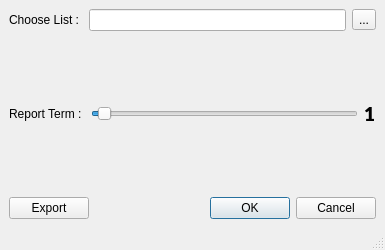
Before: the Qt Designer form route_planner.ui in muzafferbulut/route-planner, drawn with Qt 5.
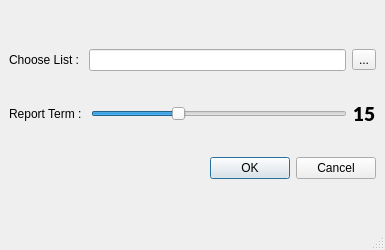
After: the same form once the commit is applied.

Commit message: yeniden düzenleme

Patch:
```diff
--- a/route_planner.ui
+++ b/route_planner.ui
@@ -28,6 +28,32 @@
   <widget class="QWidget" name="centralwidget">
    <layout class="QGridLayout" name="gridLayout">
     <item row="1" column="0">
+     <spacer name="horizontalSpacer">
+      <property name="orientation">
+       <enum>Qt::Horizontal</enum>
+      </property>
+      <property name="sizeHint" stdset="0">
+       <size>
+        <width>40</width>
+        <height>20</height>
+       </size>
+      </property>
+     </spacer>
+    </item>
+    <item row="5" column="0">
+     <spacer name="horizontalSpacer_2">
+      <property name="orientation">
+       <enum>Qt::Horizontal</enum>
+      </property>
+      <property name="sizeHint" stdset="0">
+       <size>
+        <width>40</width>
+        <height>20</height>
+       </size>
+      </property>
+     </spacer>
+    </item>
+    <item row="2" column="0">
      <layout class="QHBoxLayout" name="horizontalLayout">
       <item>
        <widget class="QLabel" name="label">
@@ -51,18 +77,8 @@
       </item>
      </layout>
     </item>
-    <item row="3" column="0">
+    <item row="4" column="0">
      <layout class="QHBoxLayout" name="horizontalLayout_3">
-      <item>
-       <widget class="QPushButton" name="exportButton">
-        <property name="cursor">
-         <cursorShape>PointingHandCursor</cursorShape>
-        </property>
-        <property name="text">
-         <string>Export</string>
-        </property>
-       </widget>
-      </item>
       <item>
        <widget class="QDialogButtonBox" name="getReportButton">
         <property name="cursor">
@@ -75,7 +91,20 @@
       </item>
      </layout>
     </item>
-    <item row="2" column="0">
+    <item row="0" column="0">
+     <spacer name="horizontalSpacer_3">
+      <property name="orientation">
+       <enum>Qt::Horizontal</enum>
+      </property>
+      <property name="sizeHint" stdset="0">
+       <size>
+        <width>40</width>
+        <height>20</height>
+       </size>
+      </property>
+     </spacer>
+    </item>
+    <item row="3" column="0">
      <layout class="QHBoxLayout" name="horizontalLayout_2">
       <item>
        <widget class="QLabel" name="label_2">
@@ -93,7 +122,7 @@
          <number>45</number>
         </property>
         <property name="sliderPosition">
-         <number>1</number>
+         <number>15</number>
         </property>
         <property name="orientation">
          <enum>Qt::Horizontal</enum>
@@ -111,12 +140,25 @@
          </font>
         </property>
         <property name="text">
-         <string>1</string>
+         <string>15</string>
         </property>
        </widget>
       </item>
      </layout>
     </item>
+    <item row="6" column="0">
+     <spacer name="horizontalSpacer_4">
+      <property name="orientation">
+       <enum>Qt::Horizontal</enum>
+      </property>
+      <property name="sizeHint" stdset="0">
+       <size>
+        <width>40</width>
+        <height>20</height>
+       </size>
+      </property>
+     </spacer>
+    </item>
    </layout>
   </widget>
   <widget class="QMenuBar" name="menubar">
```
The commit also changes 2 other files.
